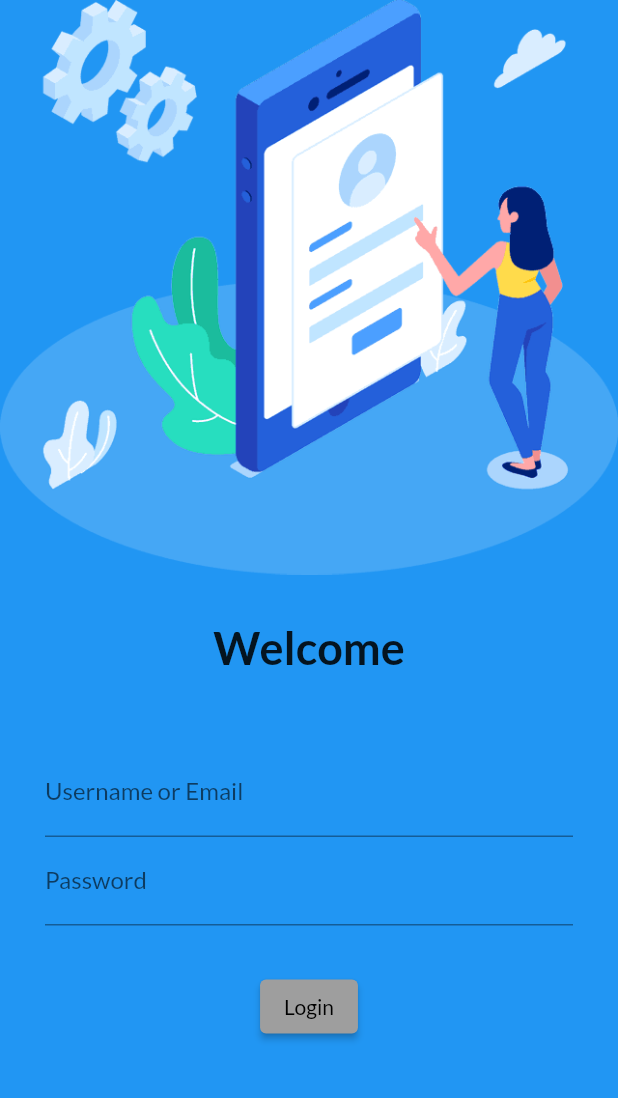
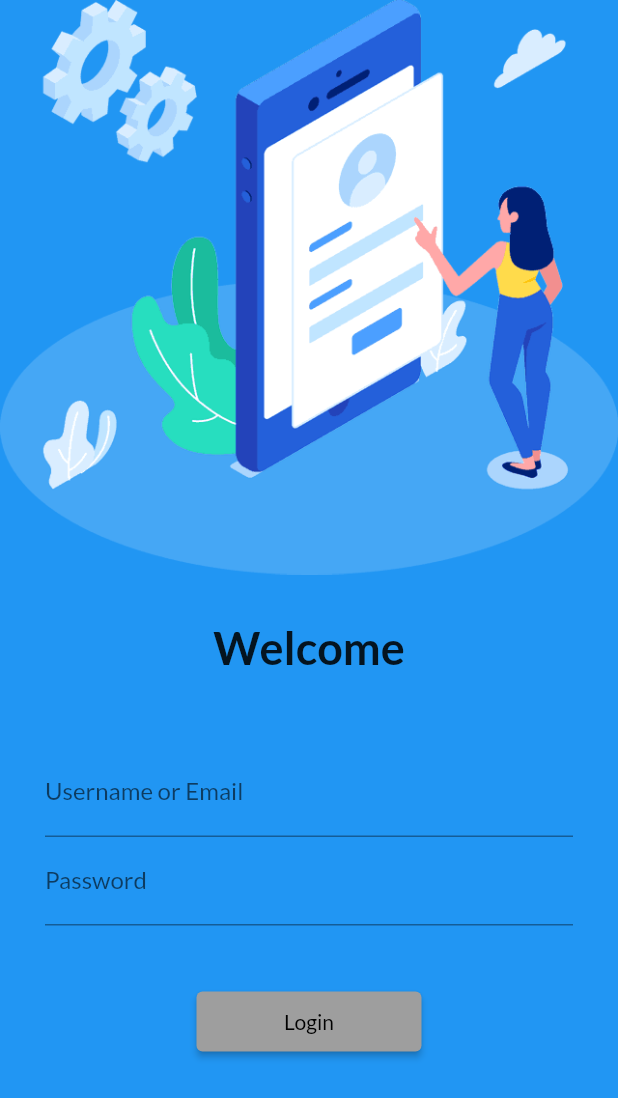
Before and after one commit to WOLV3RINE1302/Flutter, a Flutter app: the screen it shows after launch, on a phone screen of 412 x 824 dp. Shown: the top 1098 px of the screen. Run offline on Flutter 3.47's test engine with Material 2 defaults, Android fonts, the phone set to English and light mode, and no system bars; our stand-ins replace google_fonts.

Commit message:
Sixth Commit

```diff
--- a/lib/main.dart
+++ b/lib/main.dart
@@ -2,6 +2,7 @@
 import 'package:flutter/material.dart';
 import 'package:flutter_catalg/pages/home.dart';
 import 'package:flutter_catalg/pages/login.dart';
+import 'package:flutter_catalg/utils/routes.dart';
 import 'package:google_fonts/google_fonts.dart';
 
 void main() {
@@ -15,11 +16,11 @@
   Widget build(BuildContext context) {
     return MaterialApp(
       // home: HomePage(), removed as we have home in routes(23)
+      // debugShowCheckedModeBanner: false , //To remove debug banner on top-right
       themeMode: ThemeMode.system,
       theme: ThemeData(
         fontFamily: GoogleFonts.lato().fontFamily,
         primarySwatch: Colors.grey,
-
       ),
       darkTheme: ThemeData(
         fontFamily: GoogleFonts.lato().fontFamily,
@@ -27,9 +28,9 @@
       ),
       initialRoute: "/", //Used to set initial route
       routes: {
-        "/": (context) =>
-            LoginPage(), //We are creating an object here but no need to use new
-        "/home": (context) => const HomePage(),
+        "/": (context) => LoginPage(), //We are creating an object here but no need to use new
+        MyRoutes.homeRoute: (context) => HomePage(),
+        MyRoutes.loginRoute: (context) => LoginPage(),
       },
     );
   }
--- a/lib/pages/home.dart
+++ b/lib/pages/home.dart
@@ -19,10 +19,10 @@
         title: const Text("My First App"),
       ), //Gives the app the blue bar on top
       body: Center(
-          // ignore: avoid_unnecessary_containers
+        // ignore: avoid_unnecessary_containers
           child: Container(
-        child: Text("Welcome to $days of flutter by $name"),
-      )
+            child: Text("Welcome to $days of flutter by $name"),
+          )
       ),
       drawer: const Drawer(),
     );
--- a/lib/pages/login.dart
+++ b/lib/pages/login.dart
@@ -1,4 +1,5 @@
 import 'package:flutter/material.dart';
+import 'package:flutter_catalg/utils/routes.dart';
 
 class LoginPage extends StatelessWidget {
   @override
@@ -26,7 +27,7 @@
             ),
             Padding(
                 padding:
-                    const EdgeInsets.symmetric(horizontal: 30, vertical: 20),
+                const EdgeInsets.symmetric(horizontal: 30, vertical: 20),
                 child: Column(children: [
                   TextFormField(
                     decoration: const InputDecoration(
@@ -39,11 +40,13 @@
                         hintText: "Enter Password", labelText: "Password"),
                   ),
                   const SizedBox(
-                    height: 30,
+                    height: 40,
                   ),
-                  ElevatedButton(onPressed: () { print("Haha"); },
-                  child: const Text("Login"),
-                  style: TextButton.styleFrom(),),
+                  ElevatedButton(onPressed: () {
+                    Navigator.pushNamed(context, MyRoutes.homeRoute);
+                  },
+                    child: const Text("Login"),
+                    style: TextButton.styleFrom(minimumSize: Size(150, 40)),),
                 ])),
           ],
         ));
--- /dev/null
+++ b/lib/utils/routes.dart
@@ -0,0 +1,6 @@
+class MyRoutes
+{
+  static String loginRoute = "/login";
+  static String homeRoute = "/home";
+
+}
```
